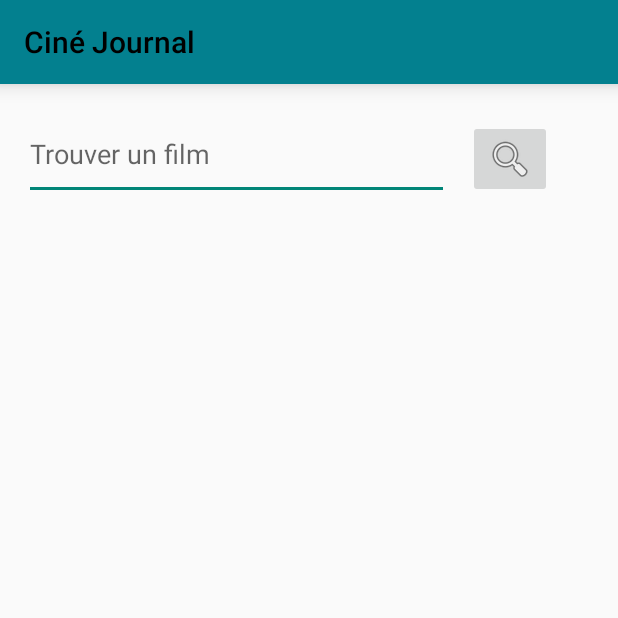
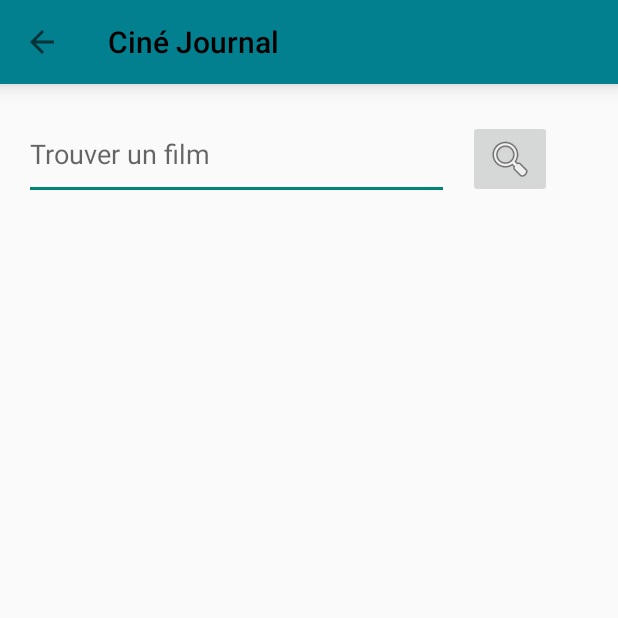
Before and after one commit to Eliefrh/cineJournal, an Android app: the RechercheFilm screen opened directly, with no data from a screen before it, on a phone screen of 412 x 824 dp, the top half of it. Run offline under Robolectric (Android 15) with nearby library versions, the phone set to English and light mode, and no system bars.

Commit message:
nettoyage du code

```diff
--- a/app/src/main/AndroidManifest.xml
+++ b/app/src/main/AndroidManifest.xml
@@ -14,7 +14,8 @@
         tools:targetApi="31">
         <activity
             android:name=".RechercheFilm"
-            android:exported="false" />
+            android:exported="false"
+            android:parentActivityName=".ListeDeFilms" />
         <activity
             android:name=".AjouterEditerFilm"
             android:exported="false" />
--- a/app/src/main/java/com/example/cinejournal/alfriehalhelou/FilmAdapteur.kt
+++ b/app/src/main/java/com/example/cinejournal/alfriehalhelou/FilmAdapteur.kt
@@ -45,7 +45,7 @@ class FilmAdapteur(val ctx: Context, val activity: Activity, var films: List<Ite
             ctx.startActivity(intent)
         }
 
-        holder.nomFilm.text = film.titre +  " (" + film.annee + ")"
+        holder.nomFilm.text = film.titre + " (" + film.annee + ")"
         holder.sloganFilm.text = film.slogan
         holder.noteFilm.rating = film.note
 
--- a/app/src/main/java/com/example/cinejournal/alfriehalhelou/ListeDeFilms.kt
+++ b/app/src/main/java/com/example/cinejournal/alfriehalhelou/ListeDeFilms.kt
@@ -133,6 +133,7 @@ class ListeDeFilms : AppCompatActivity() {
                     adapteur.mettreAJour(filmsTries) // Mettre à jour la liste de films
                 }
             }
+
             R.id.note -> {
                 var tri: TextView = findViewById(R.id.tri)
                 tri.text = "Trié par note"
--- a/app/src/main/java/com/example/cinejournal/alfriehalhelou/RechercheFilm.kt
+++ b/app/src/main/java/com/example/cinejournal/alfriehalhelou/RechercheFilm.kt
@@ -5,6 +5,7 @@ import android.os.Bundle
 import android.widget.Button
 import android.widget.EditText
 import android.widget.ImageButton
+import androidx.appcompat.widget.Toolbar
 import androidx.lifecycle.lifecycleScope
 import kotlinx.coroutines.Dispatchers
 import kotlinx.coroutines.launch
@@ -17,6 +18,11 @@ class RechercheFilm : AppCompatActivity() {
     override fun onCreate(savedInstanceState: Bundle?) {
         super.onCreate(savedInstanceState)
         setContentView(R.layout.activity_recherche_film)
+
+        var toolbar: Toolbar = findViewById(R.id.toolbar_recherche)
+        setSupportActionBar(toolbar)
+        supportActionBar!!.title = "Ciné Journal"
+        supportActionBar!!.setDisplayHomeAsUpEnabled(true)
 
         val butounRechercher: ImageButton = findViewById(R.id.imageButtonRechercher)
         val barDeRecherche: EditText = findViewById(R.id.editTextRecherche)
--- a/app/src/main/res/layout-land/activite_liste_film.xml
+++ b/app/src/main/res/layout-land/activite_liste_film.xml
@@ -17,8 +17,8 @@
 
     <androidx.recyclerview.widget.RecyclerView
         android:id="@+id/listeFilms"
-        android:layout_width="356dp"
-        android:layout_height="265dp"
+        android:layout_width="710dp"
+        android:layout_height="244dp"
         android:layout_marginTop="56dp"
         app:layoutManager="androidx.recyclerview.widget.LinearLayoutManager"
         app:layout_constraintBottom_toBottomOf="parent"
--- a/app/src/main/res/layout-land/activity_recherche_film.xml
+++ b/app/src/main/res/layout-land/activity_recherche_film.xml
@@ -11,4 +11,39 @@
         layout="@layout/toolbar"
         android:layout_width="match_parent"
         android:layout_height="wrap_content" />
+
+    <EditText
+        android:id="@+id/editTextRecherche"
+        android:layout_width="593dp"
+        android:layout_height="64dp"
+        android:layout_marginStart="16dp"
+        android:layout_marginTop="16dp"
+        android:hint="Trouver un film"
+        android:imeOptions="actionSearch"
+        android:inputType="text"
+        app:layout_constraintStart_toStartOf="parent"
+        app:layout_constraintTop_toBottomOf="@+id/toolbar_recherche" />
+
+    <ImageButton
+        android:id="@+id/imageButtonRechercher"
+        android:layout_width="wrap_content"
+        android:layout_height="wrap_content"
+        android:layout_marginTop="24dp"
+        android:layout_marginEnd="44dp"
+        android:src="@android:drawable/ic_menu_search"
+        app:layout_constraintEnd_toEndOf="parent"
+        app:layout_constraintTop_toBottomOf="@+id/toolbar_recherche" />
+
+    <androidx.recyclerview.widget.RecyclerView
+        android:id="@+id/recyclerView"
+        android:layout_width="724dp"
+        android:layout_height="269dp"
+        android:layout_marginTop="16dp"
+        app:layout_constraintBottom_toBottomOf="parent"
+        app:layout_constraintEnd_toEndOf="parent"
+        app:layout_constraintHorizontal_bias="0.0"
+        app:layout_constraintStart_toStartOf="parent"
+        app:layout_constraintTop_toBottomOf="@+id/editTextRecherche"
+        app:layout_constraintVertical_bias="1.0" />
+
 </androidx.constraintlayout.widget.ConstraintLayout>
--- a/app/src/main/res/layout/toolbar.xml
+++ b/app/src/main/res/layout/toolbar.xml
@@ -8,5 +8,4 @@
     android:elevation="8dp"
     android:paddingStart="0dp"
     app:title="Ciné Journal"
-    app:titleTextColor="#000000"
-/>
+    app:titleTextColor="#000000" />
```
Also changed, not shown: app/src/main/res/layout/activity_recherche_film.xml (indentation only).
